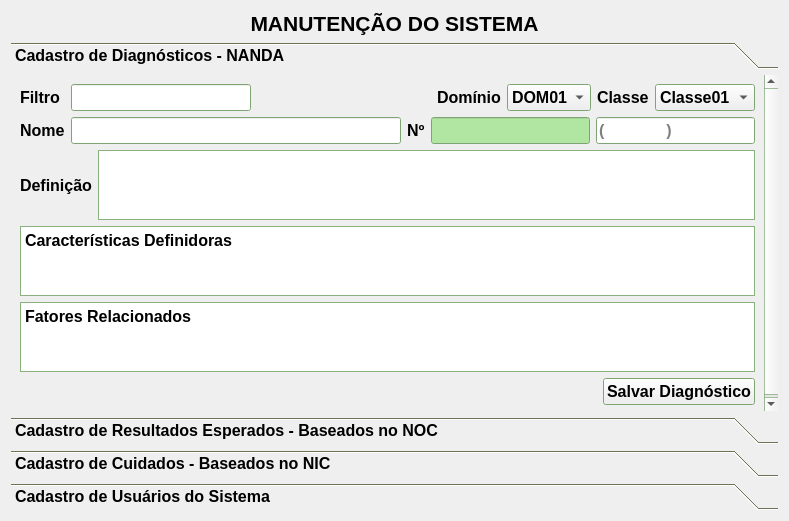
Qt form GUI/maintenance.ui (LCapanelli/RP3) before a commit.
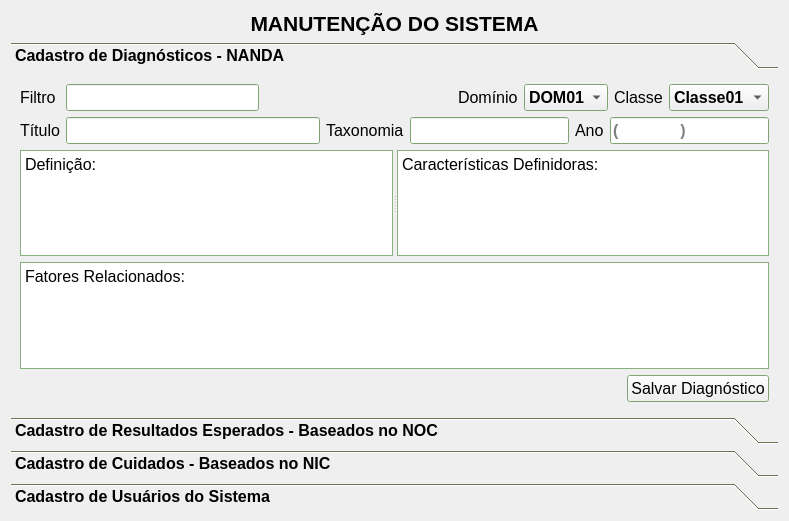
The same form after that commit. The open tabs and pages were chosen to show the change.

```diff
--- a/GUI/maintenance.ui
+++ b/GUI/maintenance.ui
@@ -139,8 +139,8 @@
        <rect>
         <x>0</x>
         <y>0</y>
-        <width>464</width>
-        <height>366</height>
+        <width>771</width>
+        <height>339</height>
        </rect>
       </property>
       <attribute name="label">
@@ -151,6 +151,12 @@
         <layout class="QHBoxLayout" name="horizontalLayout_134">
          <item>
           <widget class="QLabel" name="label">
+           <property name="font">
+            <font>
+             <weight>50</weight>
+             <bold>false</bold>
+            </font>
+           </property>
            <property name="text">
             <string>Filtro </string>
            </property>
@@ -174,6 +180,12 @@
          </item>
          <item>
           <widget class="QLabel" name="label_cadastroDominio_2">
+           <property name="font">
+            <font>
+             <weight>50</weight>
+             <bold>false</bold>
+            </font>
+           </property>
            <property name="text">
             <string>Domínio</string>
            </property>
@@ -198,6 +210,12 @@
          </item>
          <item>
           <widget class="QLabel" name="label_cadastroClasse_2">
+           <property name="font">
+            <font>
+             <weight>50</weight>
+             <bold>false</bold>
+            </font>
+           </property>
            <property name="text">
             <string>Classe</string>
            </property>
@@ -226,8 +244,14 @@
         <layout class="QHBoxLayout" name="horizontalLayout_135">
          <item>
           <widget class="QLabel" name="label_nomeDiag_2">
+           <property name="font">
+            <font>
+             <weight>50</weight>
+             <bold>false</bold>
+            </font>
+           </property>
            <property name="text">
-            <string>Nome</string>
+            <string>Título</string>
            </property>
            <property name="buddy">
             <cstring>lineEdit_nomeDiag</cstring>
@@ -239,8 +263,14 @@
          </item>
          <item>
           <widget class="QLabel" name="label_nroDiag_2">
+           <property name="font">
+            <font>
+             <weight>50</weight>
+             <bold>false</bold>
+            </font>
+           </property>
            <property name="text">
-            <string>Nº</string>
+            <string>Taxonomia</string>
            </property>
            <property name="buddy">
             <cstring>lineEdit_numeroDiag</cstring>
@@ -250,7 +280,7 @@
          <item>
           <widget class="QLineEdit" name="le_nDiag_1">
            <property name="enabled">
-            <bool>false</bool>
+            <bool>true</bool>
            </property>
            <property name="sizePolicy">
             <sizepolicy hsizetype="Minimum" vsizetype="Minimum">
@@ -261,7 +291,20 @@
           </widget>
          </item>
          <item>
-          <widget class="QLineEdit" name="le_nDiag2">
+          <widget class="QLabel" name="label_2">
+           <property name="font">
+            <font>
+             <weight>50</weight>
+             <bold>false</bold>
+            </font>
+           </property>
+           <property name="text">
+            <string>Ano</string>
+           </property>
+          </widget>
+         </item>
+         <item>
+          <widget class="QLineEdit" name="le_YearDiag">
            <property name="sizePolicy">
             <sizepolicy hsizetype="Minimum" vsizetype="Minimum">
              <horstretch>0</horstretch>
@@ -276,42 +319,56 @@
         </layout>
        </item>
        <item row="2" column="0">
-        <layout class="QHBoxLayout" name="horizontalLayout_133">
-         <item>
-          <widget class="QLabel" name="label_definicaoDiag_2">
-           <property name="text">
-            <string>Definição</string>
-           </property>
-           <property name="buddy">
-            <cstring>textEdit_definicaoDiag</cstring>
-           </property>
-          </widget>
-         </item>
-         <item>
-          <widget class="QTextEdit" name="definicaoDiag"/>
-         </item>
-        </layout>
-       </item>
-       <item row="3" column="0">
-        <widget class="QTextEdit" name="te_caractDefinidoras">
-         <property name="toolTip">
-          <string>Características Definidoras</string>
+        <widget class="QSplitter" name="splitter">
+         <property name="orientation">
+          <enum>Qt::Horizontal</enum>
          </property>
-         <property name="html">
-          <string>&lt;!DOCTYPE HTML PUBLIC &quot;-//W3C//DTD HTML 4.0//EN&quot; &quot;http://www.w3.org/TR/REC-html40/strict.dtd&quot;&gt;
+         <widget class="QTextEdit" name="te_DiagDefinition">
+          <property name="font">
+           <font>
+            <weight>50</weight>
+            <bold>false</bold>
+           </font>
+          </property>
+          <property name="html">
+           <string>&lt;!DOCTYPE HTML PUBLIC &quot;-//W3C//DTD HTML 4.0//EN&quot; &quot;http://www.w3.org/TR/REC-html40/strict.dtd&quot;&gt;
 &lt;html&gt;&lt;head&gt;&lt;meta name=&quot;qrichtext&quot; content=&quot;1&quot; /&gt;&lt;style type=&quot;text/css&quot;&gt;
 p, li { white-space: pre-wrap; }
-&lt;/style&gt;&lt;/head&gt;&lt;body style=&quot; font-family:'Droid Sans'; font-size:12pt; font-weight:600; font-style:normal;&quot;&gt;
-&lt;p style=&quot; margin-top:0px; margin-bottom:0px; margin-left:0px; margin-right:0px; -qt-block-indent:0; text-indent:0px;&quot;&gt;Características Definidoras&lt;/p&gt;
+&lt;/style&gt;&lt;/head&gt;&lt;body style=&quot; font-family:'Droid Sans'; font-size:12pt; font-weight:400; font-style:normal;&quot;&gt;
+&lt;p style=&quot; margin-top:0px; margin-bottom:0px; margin-left:0px; margin-right:0px; -qt-block-indent:0; text-indent:0px;&quot;&gt;Definição:&lt;/p&gt;
 &lt;p style=&quot;-qt-paragraph-type:empty; margin-top:0px; margin-bottom:0px; margin-left:0px; margin-right:0px; -qt-block-indent:0; text-indent:0px;&quot;&gt;&lt;/p&gt;&lt;/body&gt;&lt;/html&gt;</string>
-         </property>
-         <property name="textInteractionFlags">
-          <set>Qt::TextEditorInteraction</set>
-         </property>
+          </property>
+         </widget>
+         <widget class="QTextEdit" name="te_caractDef">
+          <property name="font">
+           <font>
+            <weight>50</weight>
+            <bold>false</bold>
+           </font>
+          </property>
+          <property name="toolTip">
+           <string>Características Definidoras</string>
+          </property>
+          <property name="inputMethodHints">
+           <set>Qt::ImhNone</set>
+          </property>
+          <property name="lineWrapMode">
+           <enum>QTextEdit::WidgetWidth</enum>
+          </property>
+          <property name="html">
+           <string>&lt;!DOCTYPE HTML PUBLIC &quot;-//W3C//DTD HTML 4.0//EN&quot; &quot;http://www.w3.org/TR/REC-html40/strict.dtd&quot;&gt;
+&lt;html&gt;&lt;head&gt;&lt;meta name=&quot;qrichtext&quot; content=&quot;1&quot; /&gt;&lt;style type=&quot;text/css&quot;&gt;
+p, li { white-space: pre-wrap; }
+&lt;/style&gt;&lt;/head&gt;&lt;body style=&quot; font-family:'Droid Sans'; font-size:12pt; font-weight:400; font-style:normal;&quot;&gt;
+&lt;p style=&quot; margin-top:0px; margin-bottom:0px; margin-left:0px; margin-right:0px; -qt-block-indent:0; text-indent:0px;&quot;&gt;Características Definidoras:&lt;/p&gt;
+&lt;p style=&quot;-qt-paragraph-type:empty; margin-top:0px; margin-bottom:0px; margin-left:0px; margin-right:0px; -qt-block-indent:0; text-indent:0px;&quot;&gt;&lt;/p&gt;
+&lt;p style=&quot;-qt-paragraph-type:empty; margin-top:0px; margin-bottom:0px; margin-left:0px; margin-right:0px; -qt-block-indent:0; text-indent:0px;&quot;&gt;&lt;/p&gt;&lt;/body&gt;&lt;/html&gt;</string>
+          </property>
+         </widget>
         </widget>
        </item>
-       <item row="4" column="0">
-        <widget class="QTextEdit" name="te_fatoresRelac">
+       <item row="3" column="0">
+        <widget class="QTextEdit" name="te_Rfactor">
          <property name="toolTip">
           <string>Fatores Relacionados</string>
          </property>
@@ -320,11 +377,13 @@
 &lt;html&gt;&lt;head&gt;&lt;meta name=&quot;qrichtext&quot; content=&quot;1&quot; /&gt;&lt;style type=&quot;text/css&quot;&gt;
 p, li { white-space: pre-wrap; }
 &lt;/style&gt;&lt;/head&gt;&lt;body style=&quot; font-family:'Droid Sans'; font-size:12pt; font-weight:600; font-style:normal;&quot;&gt;
-&lt;p style=&quot; margin-top:0px; margin-bottom:0px; margin-left:0px; margin-right:0px; -qt-block-indent:0; text-indent:0px;&quot;&gt;Fatores Relacionados&lt;/p&gt;&lt;/body&gt;&lt;/html&gt;</string>
+&lt;p style=&quot; margin-top:0px; margin-bottom:0px; margin-left:0px; margin-right:0px; -qt-block-indent:0; text-indent:0px;&quot;&gt;&lt;span style=&quot; font-weight:400;&quot;&gt;Fatores Relacionados:&lt;/span&gt;&lt;/p&gt;
+&lt;p style=&quot;-qt-paragraph-type:empty; margin-top:0px; margin-bottom:0px; margin-left:0px; margin-right:0px; -qt-block-indent:0; text-indent:0px; font-weight:400;&quot;&gt;&lt;/p&gt;
+&lt;p style=&quot;-qt-paragraph-type:empty; margin-top:0px; margin-bottom:0px; margin-left:0px; margin-right:0px; -qt-block-indent:0; text-indent:0px; font-weight:400;&quot;&gt;&lt;/p&gt;&lt;/body&gt;&lt;/html&gt;</string>
          </property>
         </widget>
        </item>
-       <item row="5" column="0">
+       <item row="4" column="0">
         <layout class="QHBoxLayout" name="horizontalLayout_136">
          <item>
           <spacer name="horizontalSpacer_8">
@@ -341,6 +400,12 @@
          </item>
          <item>
           <widget class="QPushButton" name="pb_SalvarDiag">
+           <property name="font">
+            <font>
+             <weight>50</weight>
+             <bold>false</bold>
+            </font>
+           </property>
            <property name="text">
             <string>Salvar Diagnóstico</string>
            </property>
```
Left out of the diff: 14 changed lines with no effect on the pictures.
